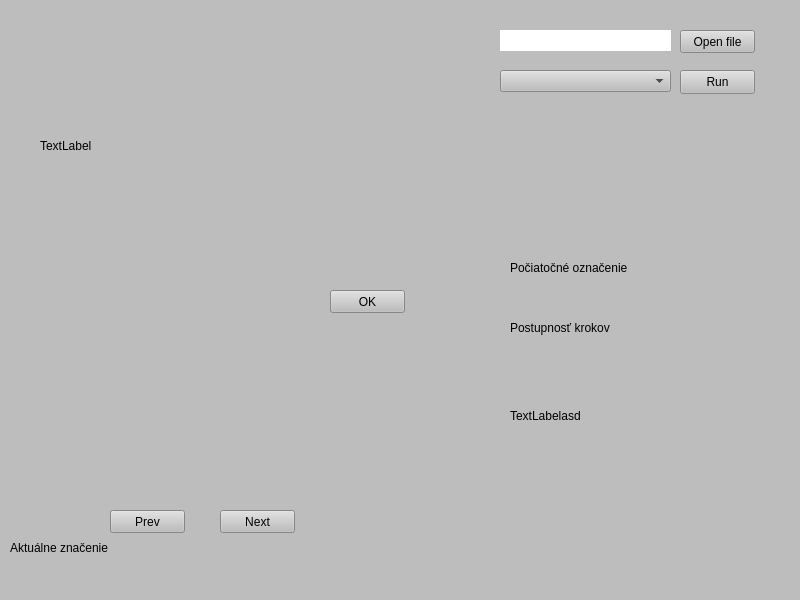
Qt form mainwindow.ui (PavolHradsky/PIS-bonus) before a commit.
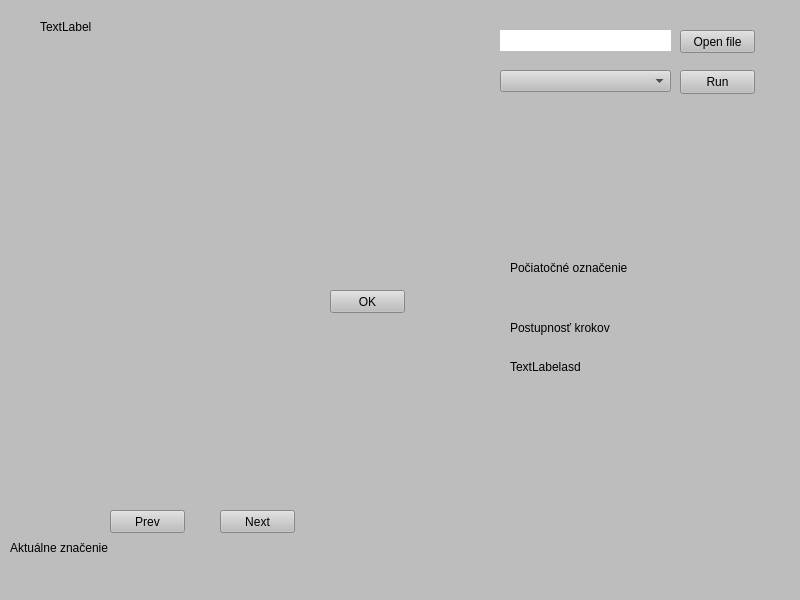
The same form after that commit.

What changed in the file:
```diff
--- a/mainwindow.ui
+++ b/mainwindow.ui
@@ -139,15 +139,18 @@
      <rect>
       <x>510</x>
       <y>360</y>
-      <width>191</width>
-      <height>111</height>
+      <width>281</width>
+      <height>221</height>
      </rect>
     </property>
     <property name="text">
      <string>TextLabelasd</string>
     </property>
     <property name="scaledContents">
-     <bool>false</bool>
+     <bool>true</bool>
+    </property>
+    <property name="alignment">
+     <set>Qt::AlignLeading|Qt::AlignLeft|Qt::AlignTop</set>
     </property>
     <property name="wordWrap">
      <bool>true</bool>
@@ -178,6 +181,12 @@
     <property name="text">
      <string>TextLabel</string>
     </property>
+    <property name="scaledContents">
+     <bool>false</bool>
+    </property>
+    <property name="alignment">
+     <set>Qt::AlignLeading|Qt::AlignLeft|Qt::AlignTop</set>
+    </property>
     <property name="wordWrap">
      <bool>true</bool>
     </property>
```
